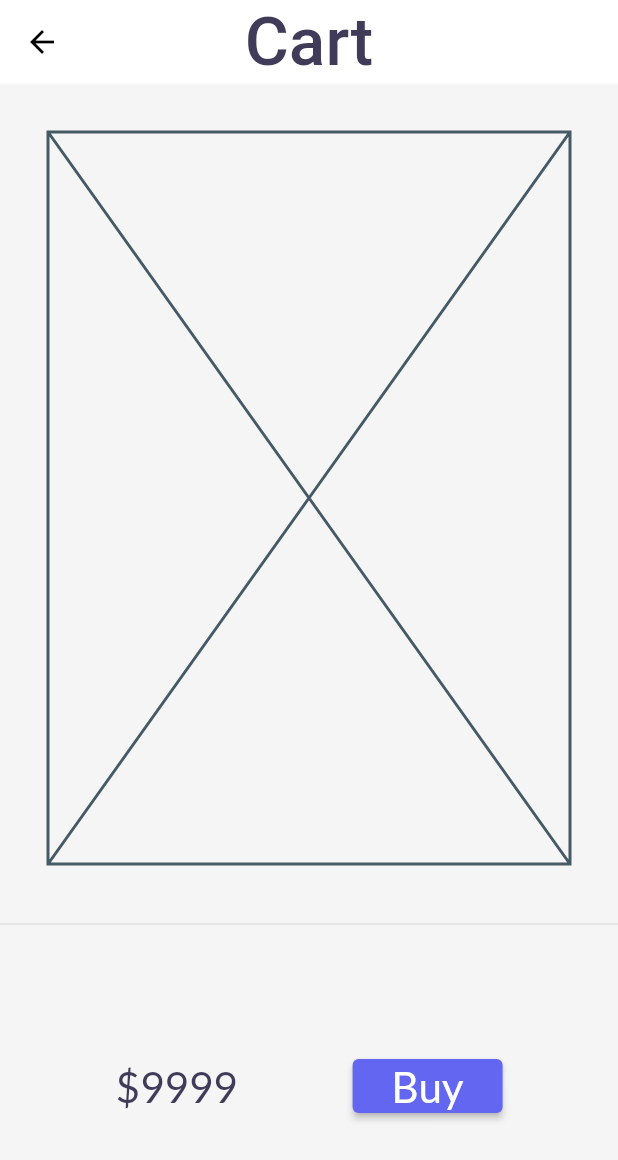
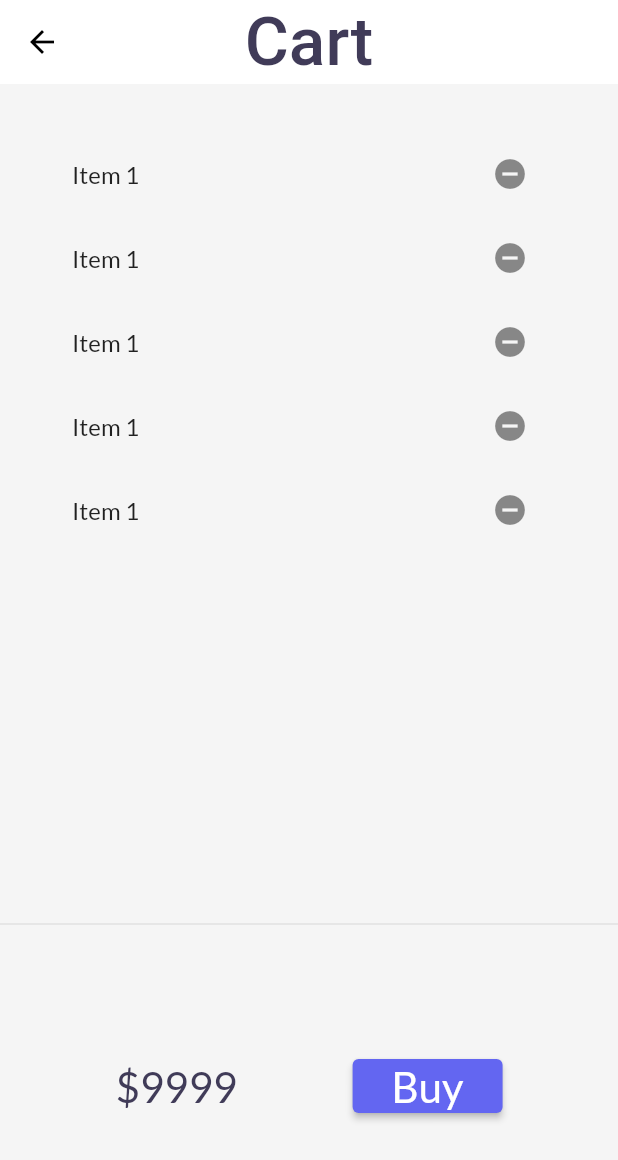
Before and after one commit to iramolaamit/Flutter, a Flutter app: the CartPage screen opened by its route, on a phone screen of 412 x 824 dp. Shown: the top 1160 px of the screen. Run offline on Flutter 3.47's test engine with Material 2 defaults, Android fonts, the phone set to English and light mode, and no system bars; our stand-ins replace google_fonts, velocity_x.

Commit message:
cart model snackbar

```diff
--- /dev/null
+++ b/lib/models/cartModel.dart
@@ -0,0 +1,33 @@
+import 'package:untitled/models/catalog.dart';
+
+class CartModel {
+  // Catalog field   orCollection of ids
+  late CatalogModel _catalog;
+
+  final List<int> _itemIds = [];
+
+  CatalogModel get catalog => _catalog;
+
+  set CatalogModel(CatalogModel newCatalog) {
+    assert(newCatalog != null);
+    _catalog = newCatalog;
+  }
+
+//    Get items
+
+  List get item => _itemIds.map((id) => _catalog.getById(id)).toList();
+
+  // Get total price
+
+  num get totalPrice =>
+      item.fold(0, (previousValue, element) => previousValue + element.price);
+
+  // add item
+  void add(Item item) {
+    _itemIds.add(item.id);
+  }
+
+  void remove(Item item) {
+    _itemIds.remove(item.id);
+  }
+}
--- a/lib/models/catalog.dart
+++ b/lib/models/catalog.dart
@@ -23,10 +23,10 @@ class CatalogModel {
   //   // ];
 
 // get item by id
-  static Item getById(int id) =>
+  Item getById(int id) =>
       items!.firstWhere((element) => element.id == id, orElse: null);
 
-  static Item getByPosition(int pos) => items![pos];
+  Item getByPosition(int pos) => items![pos];
 }
 
 class Item {
--- a/lib/pages/cart_page.dart
+++ b/lib/pages/cart_page.dart
@@ -17,7 +17,7 @@ class CartPage extends StatelessWidget {
           Expanded(
             child: Padding(
               padding: const EdgeInsets.all(32),
-              child: Placeholder(),
+              child: _CartList(),
             ),
           ),
           Divider(),
@@ -46,7 +46,10 @@ class _CartTotal extends StatelessWidget {
           SizedBox(
             width: 100,
             child: ElevatedButton(
-                onPressed: () {},
+              onPressed: () {
+                ScaffoldMessenger.of(context).showSnackBar(
+                    SnackBar(content: Text("Buy is not supported yet")));
+              },
               style: ButtonStyle(
                   backgroundColor:
                       MaterialStateProperty.all(context.theme.buttonColor)),
@@ -54,7 +57,8 @@ class _CartTotal extends StatelessWidget {
                 'Buy',
                 textScaleFactor: 2,
                 style: TextStyle(color: Colors.white),
-                )),
+              ),
+            ),
           )
         ],
       ),
@@ -72,6 +76,15 @@ class _CartList extends StatefulWidget {
 class _CartListState extends State<_CartList> {
   @override
   Widget build(BuildContext context) {
-    return Container();
+    return ListView.builder(
+      itemCount: 5,
+      itemBuilder: (context, index) => ListTile(
+        trailing: IconButton(
+          onPressed: () {},
+          icon: Icon(Icons.remove_circle_sharp),
+        ),
+        title: Text("Item 1"),
+      ),
+    );
   }
 }
--- a/lib/widets/homeWidgets/CatalogList.dart
+++ b/lib/widets/homeWidgets/CatalogList.dart
@@ -14,8 +14,8 @@ class CatalogList extends StatelessWidget {
       itemCount: CatalogModel.items!.length,
       shrinkWrap: true,
       itemBuilder: (context, index) {
-        // final catalog = CatalogModel.items![index];
-        final catalog = CatalogModel.getByPosition(index);
+        final catalog = CatalogModel.items![index];
+        // final catalog = CatalogModel.getByPosition(index);
         return InkWell(
           onTap: () {
             Navigator.push(
```
Lines whose indentation alone changed are shown as unchanged.
